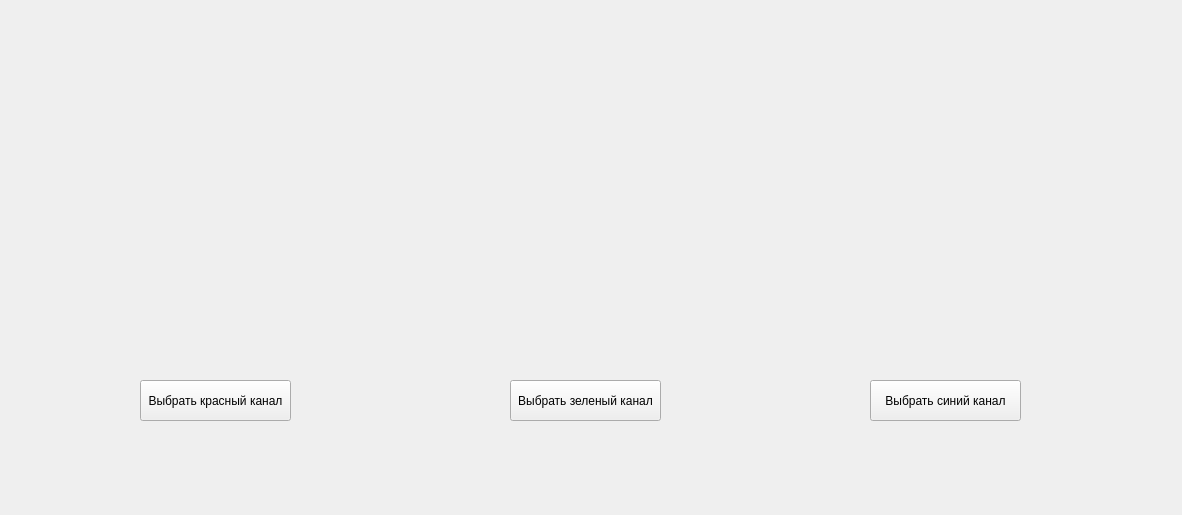
Before: the Qt Designer form design/chanels_rgb.ui in Qvert/anex_repository, drawn with Qt 5.
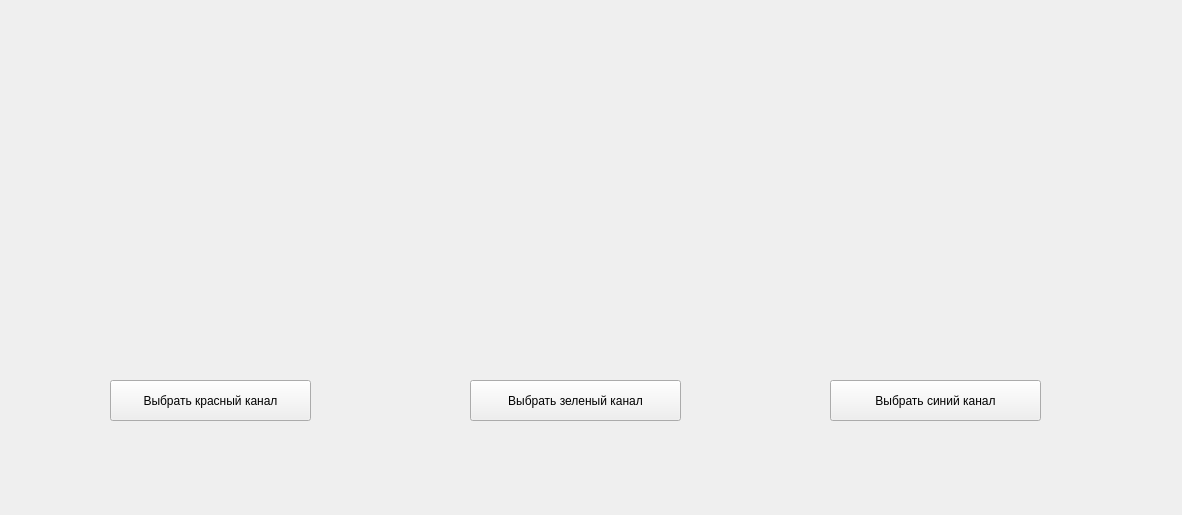
After: the same form once the commit is applied.

The edit to the form file:
```diff
--- a/design/chanels_rgb.ui
+++ b/design/chanels_rgb.ui
@@ -55,9 +55,9 @@
   <widget class="QPushButton" name="pushButton">
    <property name="geometry">
     <rect>
-     <x>140</x>
+     <x>110</x>
      <y>380</y>
-     <width>151</width>
+     <width>201</width>
      <height>41</height>
     </rect>
    </property>
@@ -68,9 +68,9 @@
   <widget class="QPushButton" name="pushButton_2">
    <property name="geometry">
     <rect>
-     <x>510</x>
+     <x>470</x>
      <y>380</y>
-     <width>151</width>
+     <width>211</width>
      <height>41</height>
     </rect>
    </property>
@@ -81,9 +81,9 @@
   <widget class="QPushButton" name="pushButton_3">
    <property name="geometry">
     <rect>
-     <x>870</x>
+     <x>830</x>
      <y>380</y>
-     <width>151</width>
+     <width>211</width>
      <height>41</height>
     </rect>
    </property>
```
Left out of the diff: 6 changed lines with no effect on the pictures.
